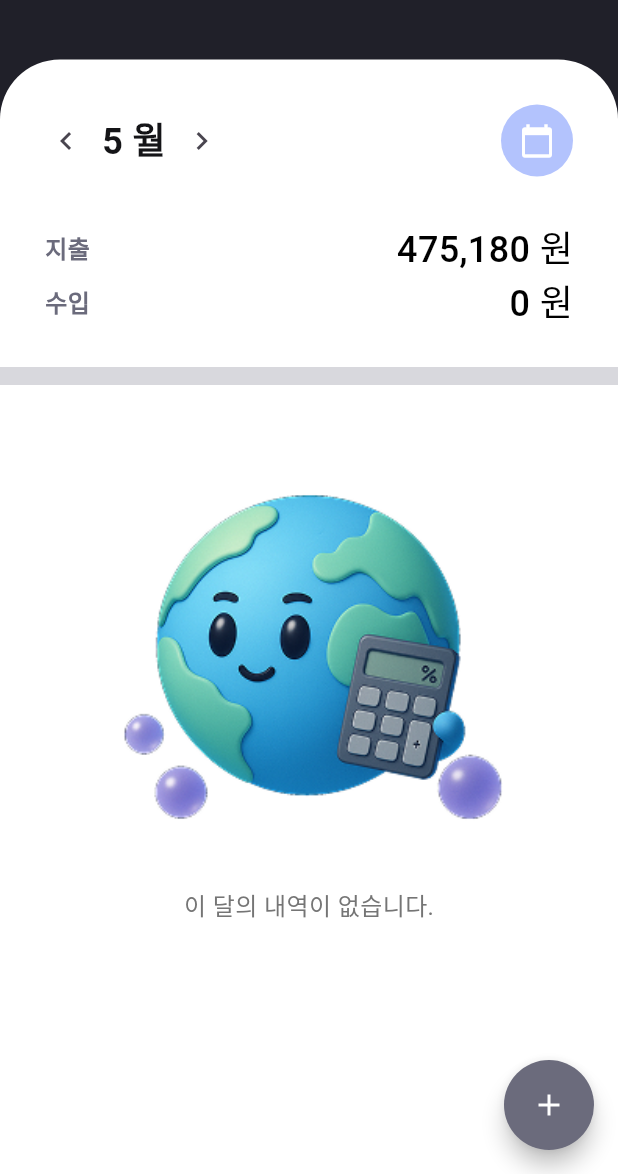
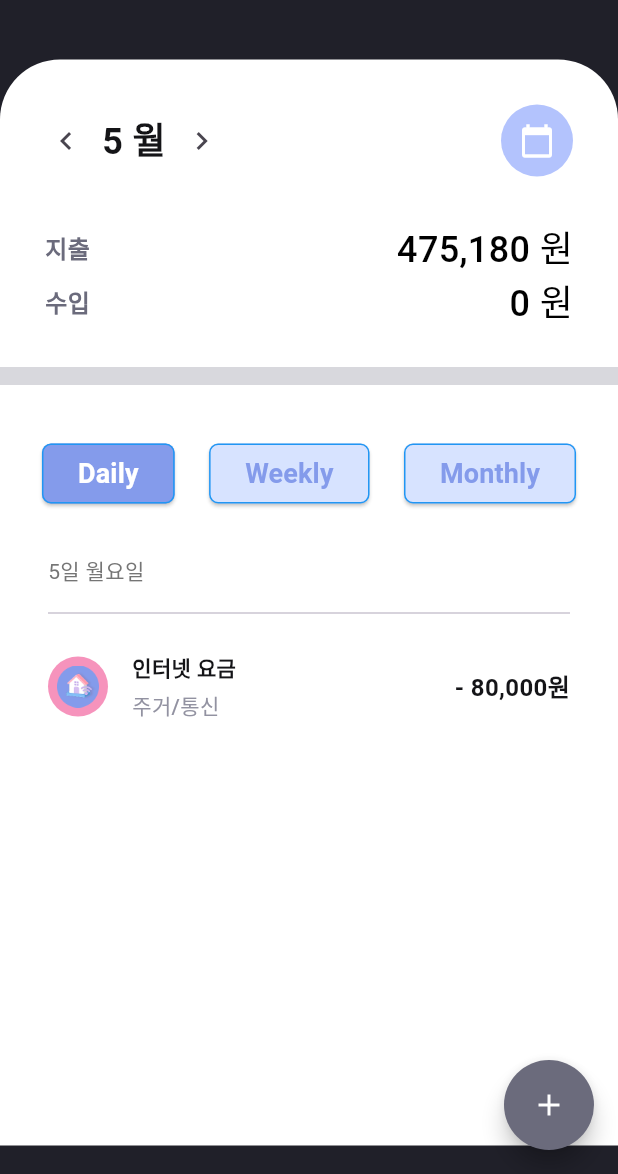
Before and after one commit to kgu-moneyplanet/moneyplanet-FE, a Flutter app: the DiaryScreen screen opened directly, on a phone screen of 412 x 824 dp, the part 62-1236 px from its top. Run offline on Flutter 3.47's test engine with Material 3 defaults, Android fonts, the phone set to English and light mode, and no system bars; drawn by our look-alikes of flutter_speed_dial; our stand-ins replace fl_chart, smooth_page_indicator; Roboto replaces fonts that are missing (Pretendard).

```diff
--- a/lib/presentaion/diary/model/diary_model.dart
+++ b/lib/presentaion/diary/model/diary_model.dart
@@ -101,4 +101,14 @@
     memo: 'KT',
     type: 'c',
   ),
+  DiaryModel(
+    isIncome: false,
+    date: DateTime(2025, 5, 5),
+    amount: 80000,
+    category: '주거/통신',
+    payment: '계좌이체',
+    description: '인터넷 요금',
+    memo: 'KT',
+    type: 'c',
+  ),
 ];
--- a/lib/presentaion/diary/view/diary_screen.dart
+++ b/lib/presentaion/diary/view/diary_screen.dart
@@ -92,6 +92,10 @@
                     topRight: Radius.circular(40),
                   ),
                   color: Colors.white,
+                ),
+                child: ConstrainedBox(
+                  constraints: BoxConstraints(
+                    minHeight: MediaQuery.of(context).size.height - 100, // 화면의 높이에서 헤더 등을 제외한 값
                   ),
                   child: Column(
                     crossAxisAlignment: CrossAxisAlignment.start,
@@ -274,6 +278,7 @@
                     ],
                   ),
                 ),
+              ),
             ],
           ),
         ),
--- a/pubspec.yaml
+++ b/pubspec.yaml
@@ -43,6 +43,7 @@
   path_provider: ^2.1.5
   fl_chart: ^0.71.0
 #  flutter_tesseract_ocr: ^0.4.28
+  provider: ^6.1.1
 
 dev_dependencies:
   flutter_test:
```
Also changed, not shown: lib/presentaion/diary/view/diary_calendar_screen.dart (+27 -32 lines). Lines whose indentation alone changed are shown as unchanged.
